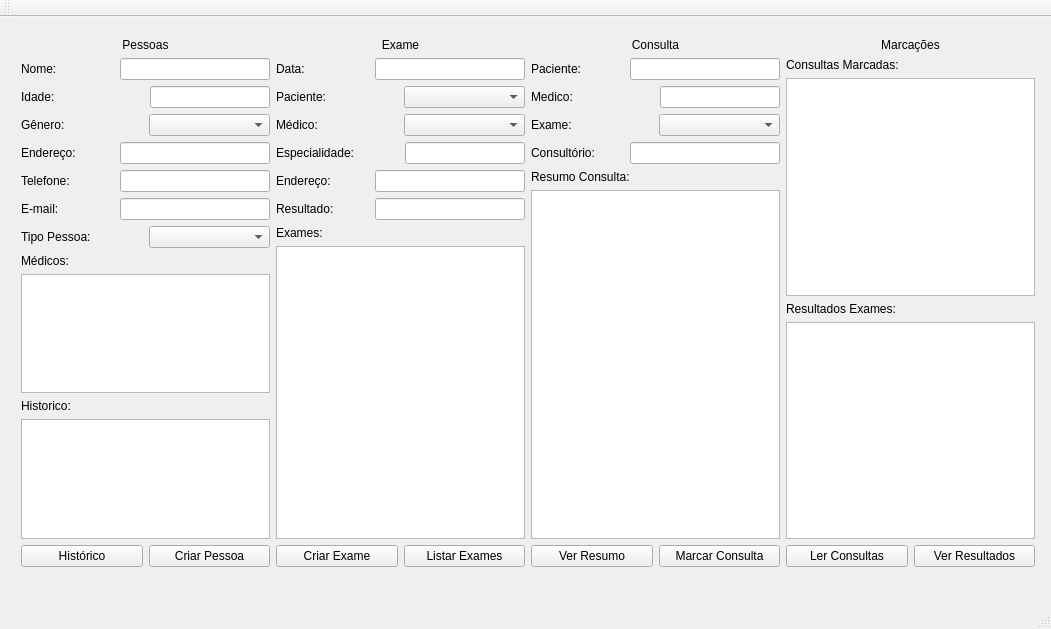
First picture: the form in mainwindow.ui, repository armbrustsamuel/cadastroConsultasDesignPatterns, before the edit.
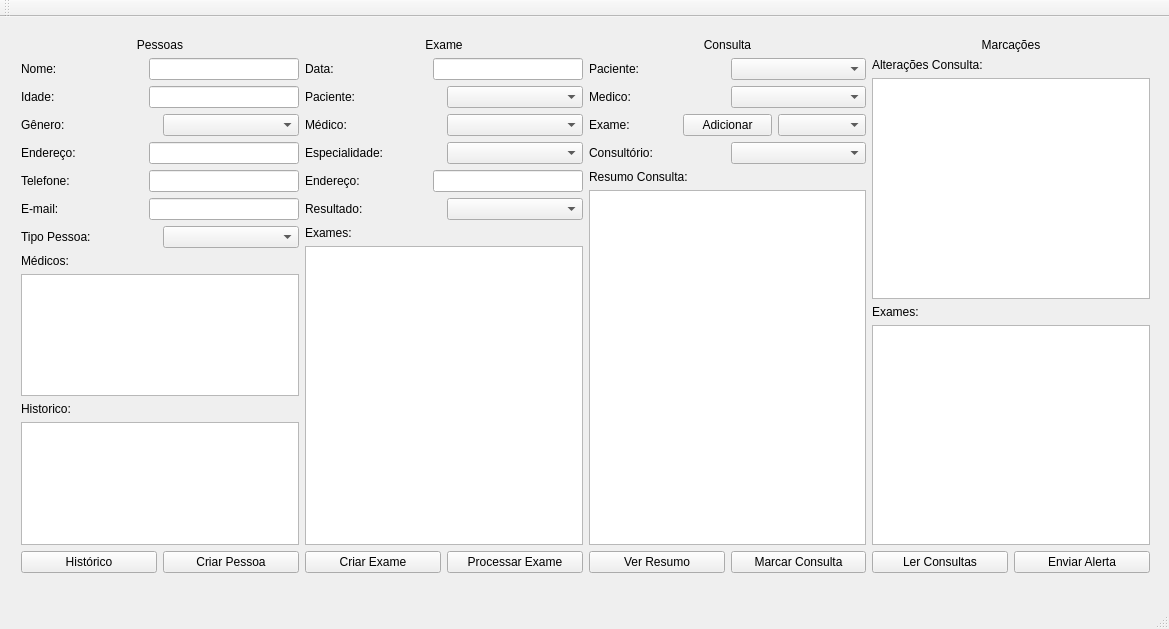
Second picture: the form after the edit.

What changed in the file:
```diff
--- a/mainwindow.ui
+++ b/mainwindow.ui
@@ -6,7 +6,7 @@
    <rect>
     <x>0</x>
     <y>0</y>
-    <width>1051</width>
+    <width>1169</width>
     <height>629</height>
    </rect>
   </property>
@@ -19,8 +19,8 @@
      <rect>
       <x>10</x>
       <y>10</y>
-      <width>1036</width>
-      <height>551</height>
+      <width>1151</width>
+      <height>557</height>
      </rect>
     </property>
     <layout class="QHBoxLayout" name="horizontalLayout">
@@ -78,7 +78,7 @@
              </property>
              <property name="maximumSize">
               <size>
-               <width>120</width>
+               <width>150</width>
                <height>16777215</height>
               </size>
              </property>
@@ -296,20 +296,7 @@
             </widget>
            </item>
            <item>
-            <widget class="QLineEdit" name="especialidadeTxt">
-             <property name="minimumSize">
-              <size>
-               <width>50</width>
-               <height>0</height>
-              </size>
-             </property>
-             <property name="maximumSize">
-              <size>
-               <width>120</width>
-               <height>16777215</height>
-              </size>
-             </property>
-            </widget>
+            <widget class="QComboBox" name="especialidadeCbox"/>
            </item>
           </layout>
          </item>
@@ -344,14 +331,7 @@
             </widget>
            </item>
            <item>
-            <widget class="QLineEdit" name="resultadoTxt">
-             <property name="maximumSize">
-              <size>
-               <width>150</width>
-               <height>16777215</height>
-              </size>
-             </property>
-            </widget>
+            <widget class="QComboBox" name="resultadoCbox"/>
            </item>
           </layout>
          </item>
@@ -379,7 +359,7 @@
              <item>
               <widget class="QPushButton" name="listarExameBtn">
                <property name="text">
-                <string>Listar Exames</string>
+                <string>Processar Exame</string>
                </property>
               </widget>
              </item>
@@ -413,14 +393,7 @@
           </widget>
          </item>
          <item>
-          <widget class="QLineEdit" name="pacienteConsultaTxt">
-           <property name="maximumSize">
-            <size>
-             <width>150</width>
-             <height>16777215</height>
-            </size>
-           </property>
-          </widget>
+          <widget class="QComboBox" name="pacienteConsultaCbox"/>
          </item>
         </layout>
        </item>
@@ -434,20 +407,7 @@
           </widget>
          </item>
          <item>
-          <widget class="QLineEdit" name="medicoConsultaTxt">
-           <property name="minimumSize">
-            <size>
-             <width>50</width>
-             <height>0</height>
-            </size>
-           </property>
-           <property name="maximumSize">
-            <size>
-             <width>120</width>
-             <height>16777215</height>
-            </size>
-           </property>
-          </widget>
+          <widget class="QComboBox" name="medicoConsultaCbox"/>
          </item>
         </layout>
        </item>
@@ -460,6 +420,13 @@
            </property>
           </widget>
          </item>
+         <item>
+          <widget class="QPushButton" name="adicionarExameBtn">
+           <property name="text">
+            <string>Adicionar</string>
+           </property>
+          </widget>
+         </item>
          <item>
           <widget class="QComboBox" name="exameConsultaCbox"/>
          </item>
@@ -475,14 +442,7 @@
           </widget>
          </item>
          <item>
-          <widget class="QLineEdit" name="consultorioTxt">
-           <property name="maximumSize">
-            <size>
-             <width>150</width>
-             <height>16777215</height>
-            </size>
-           </property>
-          </widget>
+          <widget class="QComboBox" name="consultorioCbox"/>
          </item>
         </layout>
        </item>
@@ -537,7 +497,7 @@
          <item>
           <widget class="QLabel" name="consultasMarcadasLbl">
            <property name="text">
-            <string>Consultas Marcadas:</string>
+            <string>Alterações Consulta:</string>
            </property>
           </widget>
          </item>
@@ -547,7 +507,7 @@
          <item>
           <widget class="QLabel" name="resultadoExamesLbl">
            <property name="text">
-            <string>Resultados Exames:</string>
+            <string>Exames:</string>
            </property>
           </widget>
          </item>
@@ -566,7 +526,7 @@
            <item>
             <widget class="QPushButton" name="criarPessoaBtn_3">
              <property name="text">
-              <string>Ver Resultados</string>
+              <string>Enviar Alerta</string>
              </property>
             </widget>
            </item>
```
Left out of the diff: 8 changed lines with no effect on the pictures.
